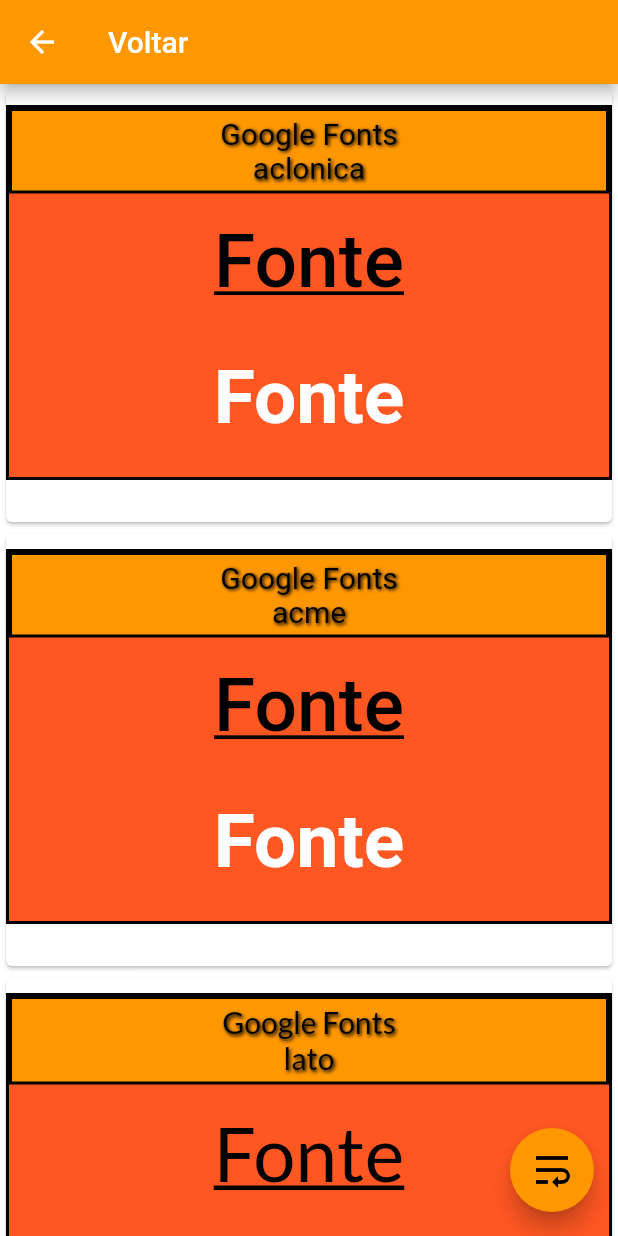
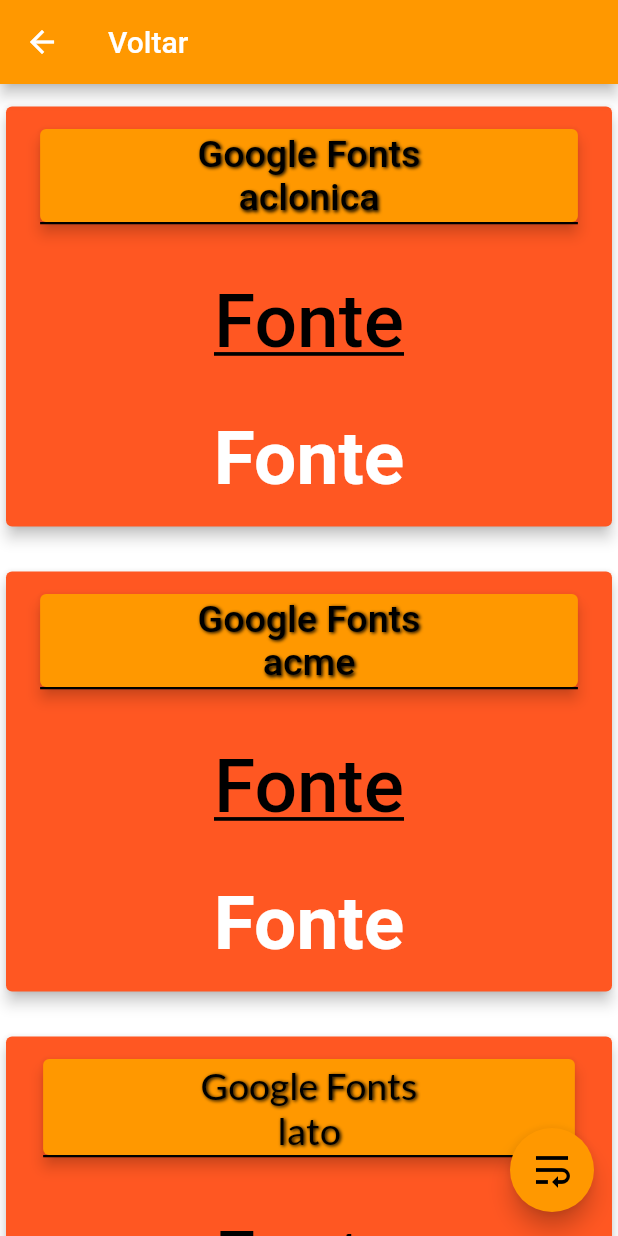
Before and after one commit to ireero/nessa_fonte, a Flutter app: the FirstPage screen opened directly, on a phone screen of 412 x 824 dp. Run offline on Flutter 3.47's test engine with Material 2 defaults, Android fonts, the light colour scheme and no system bars; our stand-ins replace google_fonts, shared_preferences; accounts and stored records are empty; Roboto replaces fonts that are missing (Aclonica, Acme).

Commit message:
Adicionando diversas modificações.

```diff
--- a/lib/font_square.dart
+++ b/lib/font_square.dart
@@ -38,35 +38,35 @@
       }
     }
 
-    return Card(
+    return Padding(
+      padding: const EdgeInsets.symmetric(vertical: 11.0),
+      child: Card(
+        elevation: 4,
+        color: Colors.deepOrange,
         child: Padding(
-        padding: EdgeInsets.symmetric(vertical: 10),
+          padding: EdgeInsets.symmetric(vertical: 15),
           child: SingleChildScrollView(
             child: Column(
               mainAxisAlignment: MainAxisAlignment.spaceEvenly,
               children: [
                 Container(
-                decoration: BoxDecoration(
-                  color: Colors.deepOrange,
-                  border: Border.all(
-                    color: Colors.black,
-                    width: 2,
-                  ),
-                ),
                   height: 250,
-                width: double.infinity,
                   child: Column(
                     children: [
                       Container(
                         decoration: BoxDecoration(
-                        color: Colors.orange,
-                        border: Border.all(
-                          color: Colors.black,
-                          width: 2,
+                          border: Border(
+                            bottom: BorderSide(width: 1.5, color: Colors.black),
                           ),
                         ),
-                      width: double.infinity,
-                      padding: const EdgeInsets.all(3.5),
+                        child: ElevatedButton(
+                          style: ElevatedButton.styleFrom(
+                            elevation: 4,
+                            padding: EdgeInsets.symmetric(
+                                vertical: 2, horizontal: 105),
+                            backgroundColor: Colors.orange,
+                          ),
+                          onPressed: () {},
                           child: Text(
                             'Google Fonts\n$tipoFonte',
                             textAlign: TextAlign.center,
@@ -79,10 +79,14 @@
                                     offset: Offset(1.0, 1.0),
                                   ),
                                 ],
-                            fontSize: 20,
+                                fontSize: 25,
                                 decoration: TextDecoration.none,
                                 color: Colors.black),
                           ),
+                        ),
+                      ),
+                      SizedBox(
+                        height: 20,
                       ),
                       Expanded(
                         child: SingleChildScrollView(
@@ -100,10 +104,8 @@
                     ],
                   ),
                 ),
-              Container(
-                padding: const EdgeInsets.only(bottom: 8.0, top: 10),
+              ],
             ),
-            ],
           ),
         ),
       ),
```
Also changed, not shown: 3 other files. Lines whose indentation alone changed are shown as unchanged.
